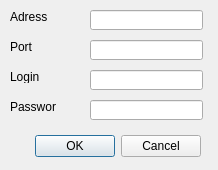
Above: client/gui/logindialog.ui from EPecherkin/diplom before the change. Below: the same form after it.
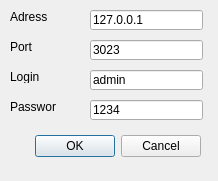
That is the form after the change.

Patch:
```diff
--- a/client/gui/logindialog.ui
+++ b/client/gui/logindialog.ui
@@ -7,7 +7,7 @@
     <x>0</x>
     <y>0</y>
     <width>218</width>
-    <height>170</height>
+    <height>181</height>
    </rect>
   </property>
   <property name="windowTitle">
@@ -54,6 +54,9 @@
      <height>20</height>
     </rect>
    </property>
+   <property name="text">
+    <string>3023</string>
+   </property>
   </widget>
   <widget class="QLabel" name="loginL">
    <property name="geometry">
@@ -90,6 +93,9 @@
      <height>20</height>
     </rect>
    </property>
+   <property name="text">
+    <string>127.0.0.1</string>
+   </property>
   </widget>
   <widget class="QLabel" name="portL">
    <property name="geometry">
@@ -113,6 +119,9 @@
      <height>20</height>
     </rect>
    </property>
+   <property name="text">
+    <string>admin</string>
+   </property>
   </widget>
   <widget class="QLineEdit" name="passwordLE">
    <property name="geometry">
@@ -122,6 +131,22 @@
      <width>113</width>
      <height>20</height>
     </rect>
+   </property>
+   <property name="text">
+    <string>1234</string>
+   </property>
+  </widget>
+  <widget class="QLabel" name="statusL">
+   <property name="geometry">
+    <rect>
+     <x>0</x>
+     <y>160</y>
+     <width>211</width>
+     <height>16</height>
+    </rect>
+   </property>
+   <property name="text">
+    <string/>
    </property>
   </widget>
  </widget>
```
